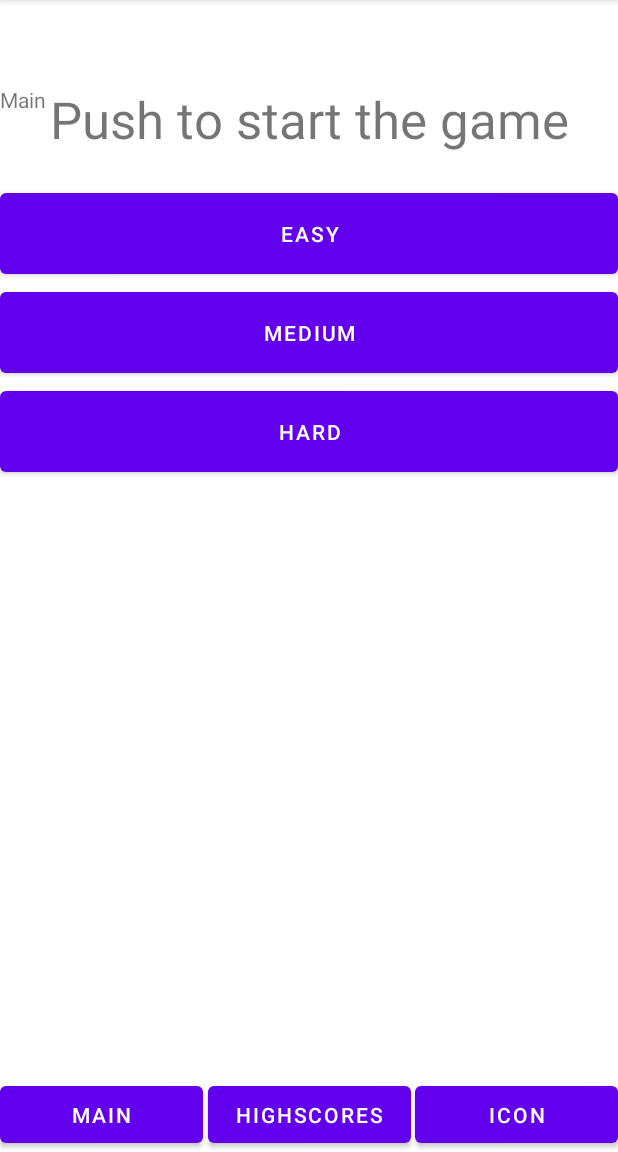
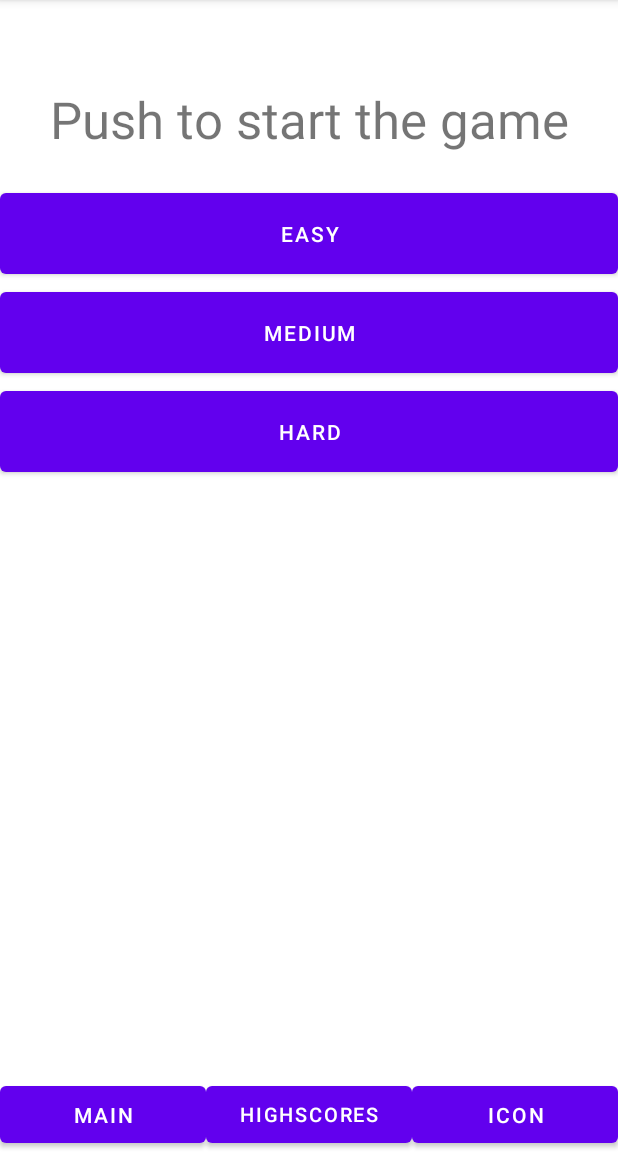
Before and after one commit to jpaffrat/Project_2, an Android app: the screen it shows after launch (MainActivity), on a phone screen of 412 x 824 dp, the part 84-1236 px from its top. Run offline under Robolectric (Android 15) with nearby library versions, the light colour scheme and no system bars; our stand-ins replace Firebase (no records; nobody signed in at launch, a user with empty details on screens opened directly); libraries missing offline, so code that uses them is left out: androidx.camera.lifecycle, androidx.camera.view, com.firebase.ui.

Commit message:
aesthetic changes to main xml

```diff
--- a/app/src/main/java/com/example/project2/MainActivity.java
+++ b/app/src/main/java/com/example/project2/MainActivity.java
@@ -15,6 +15,7 @@ import android.graphics.drawable.Drawable;
 import android.graphics.drawable.Icon;
 import android.os.Bundle;
 import android.preference.PreferenceManager;
+import android.provider.MediaStore;
 import android.util.Base64;
 import android.view.View;
 
@@ -78,6 +79,8 @@ public class MainActivity extends AppCompatActivity {
     protected void onStop(){
         super.onStop();
 
+
+
     }
 
     public void addHighScore(String user, int score){
--- a/app/src/main/res/layout/activity_main.xml
+++ b/app/src/main/res/layout/activity_main.xml
@@ -19,29 +19,32 @@
 
     <Button
         android:id="@+id/button"
-        android:layout_width="135dp"
+        android:layout_width="0dp"
         android:layout_height="50dp"
         android:onClick="onMainClicked"
         android:text="Main"
         app:layout_constraintBottom_toBottomOf="parent"
+        app:layout_constraintEnd_toStartOf="@+id/button3"
         app:layout_constraintStart_toStartOf="parent" />
 
     <Button
         android:id="@+id/button3"
-        android:layout_width="135dp"
+        android:layout_width="0dp"
         android:layout_height="50dp"
         android:onClick="onHighscoresClicked"
         android:text="Highscores"
+        android:textSize="13sp"
         app:layout_constraintBottom_toBottomOf="parent"
         app:layout_constraintEnd_toStartOf="@+id/button4"
         app:layout_constraintStart_toEndOf="@+id/button" />
 
     <Button
         android:id="@+id/button4"
-        android:layout_width="135dp"
+        android:layout_width="0dp"
         android:layout_height="50dp"
         android:onClick="onIconClicked"
         android:text="Icon"
         app:layout_constraintBottom_toBottomOf="parent"
-        app:layout_constraintEnd_toEndOf="parent" />
+        app:layout_constraintEnd_toEndOf="parent"
+        app:layout_constraintStart_toEndOf="@+id/button3" />
 </androidx.constraintlayout.widget.ConstraintLayout>
--- a/app/src/main/res/layout/main_fragment.xml
+++ b/app/src/main/res/layout/main_fragment.xml
@@ -4,11 +4,6 @@
     android:layout_width="match_parent"
     android:layout_height="match_parent"
     tools:context=".MainFragment">
-
-    <TextView
-        android:layout_width="match_parent"
-        android:layout_height="match_parent"
-        android:text="Main" />
 
     <LinearLayout
         android:layout_width="match_parent"
```
